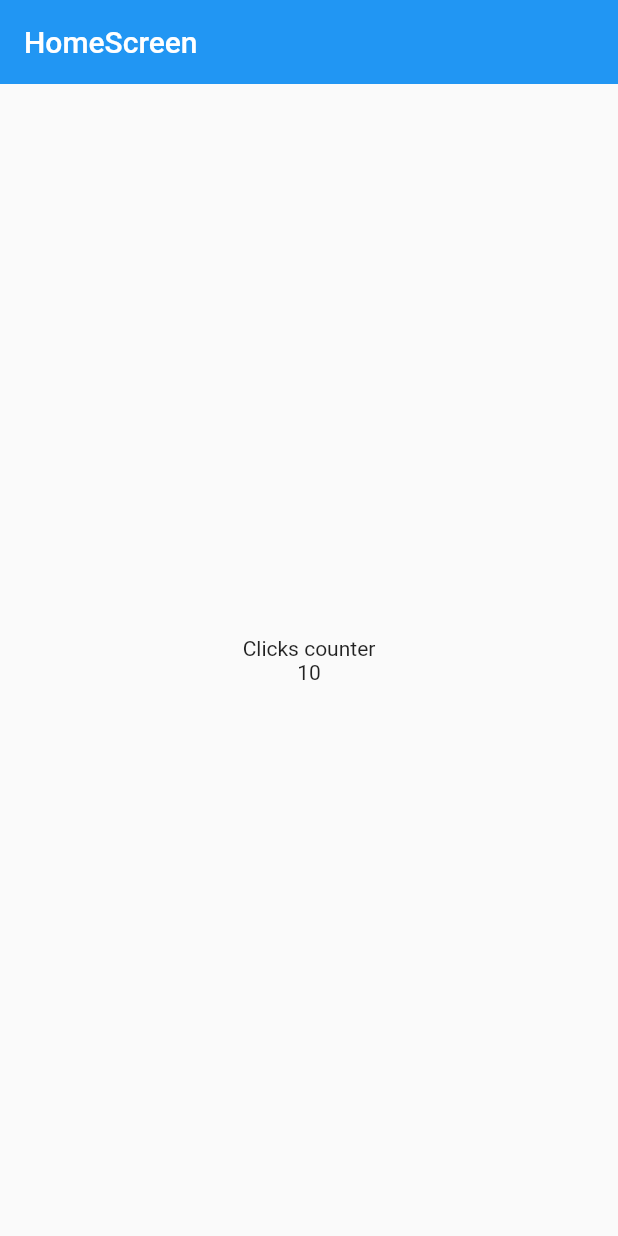
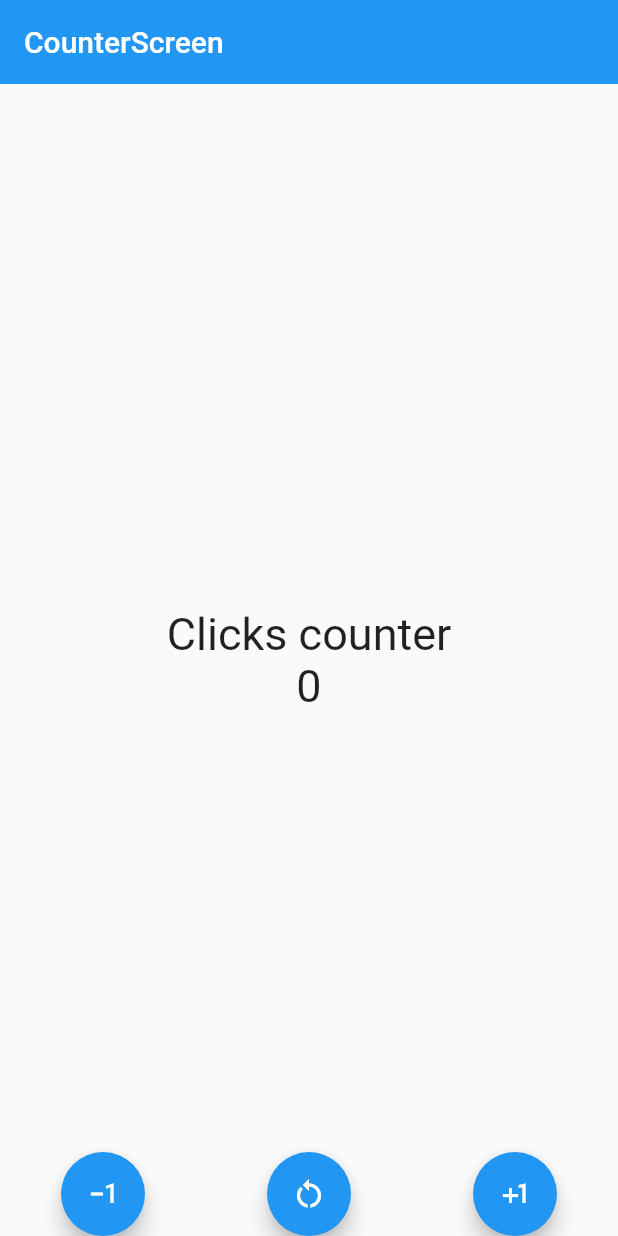
Before and after one commit to Diego-Luna/Flutter-proyects, a Flutter app: the screen it shows after launch, on a phone screen of 412 x 824 dp. Run offline on Flutter 3.47's test engine with Material 2 defaults, Android fonts, the phone set to English and light mode, and no system bars.

Commit message:
Terminada la aplicacion Hola-Mundo flutter

```diff
--- /dev/null
+++ b/my_app_1/lib/Buttons/custom-floatingActions.dart
@@ -0,0 +1,36 @@
+import 'package:flutter/material.dart';
+
+class CustomFloatingActions extends StatelessWidget {
+
+  final Function increaseFn;
+  final Function diminishFn;
+  final Function resetFn;
+
+  const CustomFloatingActions({
+    Key? key,
+    required this.increaseFn,
+    required this.diminishFn,
+    required this.resetFn,
+  }) : super(key: key);
+
+  @override
+  Widget build(BuildContext context) {
+    return Row(
+      mainAxisAlignment: MainAxisAlignment.spaceAround,
+      children: [
+        FloatingActionButton(
+          child: const Icon(Icons.exposure_minus_1),
+          onPressed: () => diminishFn(),
+        ),
+        FloatingActionButton(
+          child: const Icon(Icons.restart_alt_sharp),
+          onPressed: () => resetFn(),
+        ),
+        FloatingActionButton(
+          child: const Icon(Icons.plus_one),
+          onPressed: () => increaseFn(),
+        ),
+      ],
+    );
+  }
+}
--- a/my_app_1/lib/main.dart
+++ b/my_app_1/lib/main.dart
@@ -1,6 +1,8 @@
+//import 'dart:developer';
 
 import 'package:flutter/material.dart';
-import 'package:my_app_1/screens/home_screen.dart';
+import 'package:my_app_1/screens/counter_screen.dart';
+//import 'package:my_app_1/screens/home_screen.dart';
 
 void	main (){
 	runApp(const MyApp());
@@ -14,7 +16,8 @@ class	MyApp extends StatelessWidget	{
   Widget build(BuildContext context) {
     return const MaterialApp(
 			debugShowCheckedModeBanner: false,
-			home: HomeScreen()
+			//home: HomeScreen()
+			home: CounterScreen()
 		);
   }
 }
--- /dev/null
+++ b/my_app_1/lib/screens/counter_screen.dart
@@ -0,0 +1,62 @@
+//import 'dart:developer';
+
+import 'package:flutter/material.dart';
+import 'package:my_app_1/Buttons/custom-floatingActions.dart';
+
+class CounterScreen extends StatefulWidget {
+
+  const CounterScreen({Key? key}) : super(key: key);
+
+  @override
+  State<CounterScreen> createState() => _CounterScreenState();
+}
+
+class _CounterScreenState extends State<CounterScreen> {
+
+  var number = 0;
+
+  void  increase(){
+    setState(() {
+      number++;
+    });
+  }
+  void  diminish(){
+    setState(() {
+      number--;
+    });
+  }
+  void  reset(){
+    setState(() {
+      number = 0;
+    });
+  }
+
+  @override
+  Widget build(BuildContext context) {
+
+    const fontSize30 = TextStyle(fontSize: 30);
+
+    return Scaffold(
+      appBar: AppBar(
+        title: const Text("CounterScreen"),
+        elevation: 0,
+      ),
+      body: Center(
+        child: Column(
+            mainAxisAlignment: MainAxisAlignment.center,
+            crossAxisAlignment: CrossAxisAlignment.center,
+            children: <Widget>[
+                const Text("Clicks counter", style: fontSize30,),
+                Text("$number", style: fontSize30,),
+          ],
+        ),
+      ),
+      floatingActionButtonLocation: FloatingActionButtonLocation.centerDocked,
+      floatingActionButton: CustomFloatingActions(
+        increaseFn: increase,
+        diminishFn: diminish,
+        resetFn: reset,
+      ),
+    );
+  }
+}
```
Also changed, not shown: my_app_1/lib/screens/home_screen.dart (+16 -3 lines).
